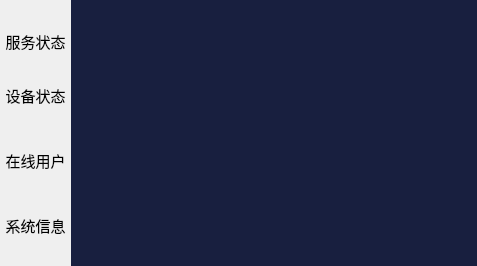
Above: mainwindow.ui from piaoliushi/SmartServer before the change. Below: the same form after it.
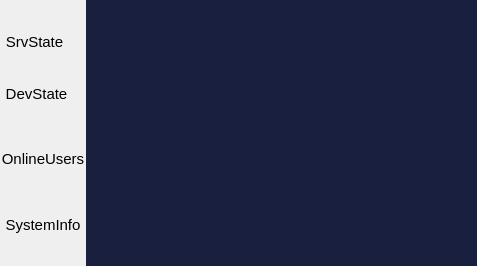
That is the form after the change. Icons and pictures are not drawn.

```diff
--- a/mainwindow.ui
+++ b/mainwindow.ui
@@ -66,7 +66,7 @@
 </string>
           </property>
           <property name="text">
-           <string>服务状态</string>
+           <string>SrvState</string>
           </property>
           <property name="icon">
            <iconset resource="image/resource.qrc">
@@ -123,7 +123,7 @@
 } </string>
           </property>
           <property name="text">
-           <string>设备状态</string>
+           <string>DevState</string>
           </property>
           <property name="icon">
            <iconset resource="image/resource.qrc">
@@ -181,7 +181,7 @@
 </string>
           </property>
           <property name="text">
-           <string>在线用户</string>
+           <string>OnlineUsers</string>
           </property>
           <property name="icon">
            <iconset resource="image/resource.qrc">
@@ -238,7 +238,7 @@
 } </string>
           </property>
           <property name="text">
-           <string>系统信息</string>
+           <string>SystemInfo</string>
           </property>
           <property name="icon">
            <iconset resource="image/resource.qrc">
```
Left out of the diff: 11 changed lines with no effect on the pictures.
